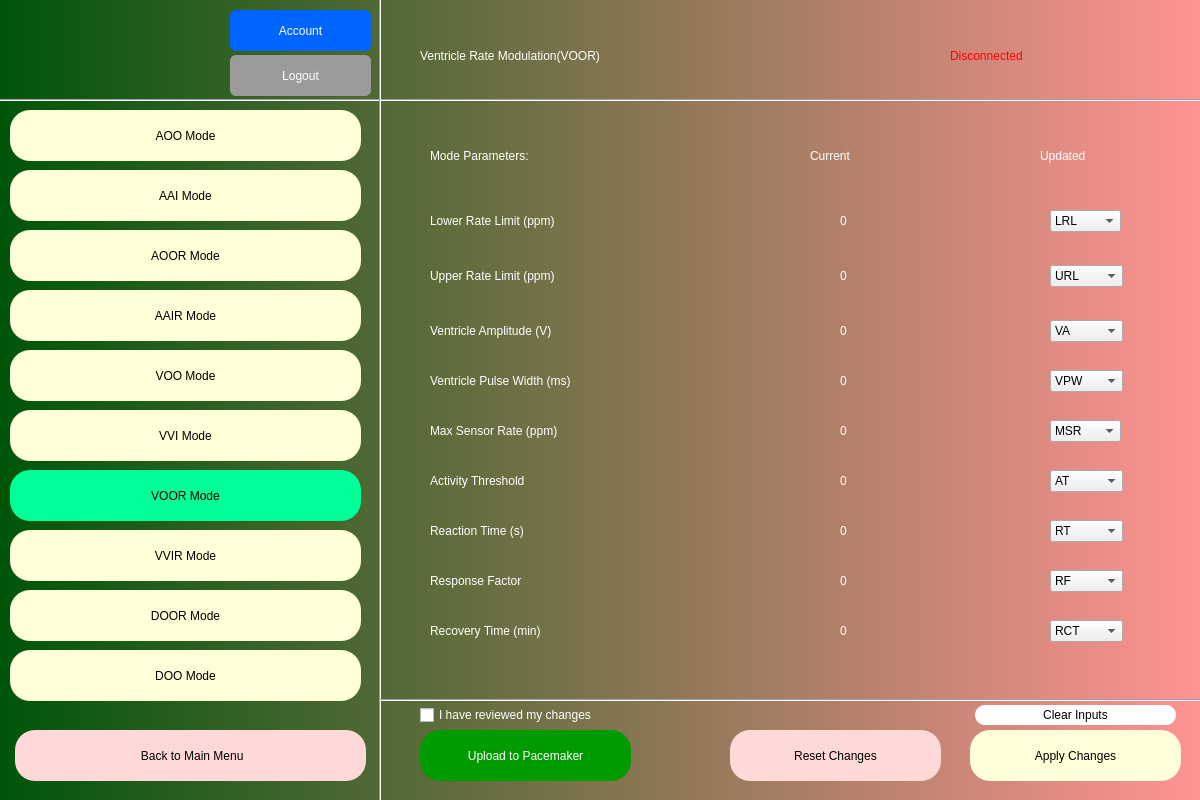
Above: DCM/interface/voor_mode.ui from patrickkosierb/3K04_DCM before the change. Below: the same form after it.
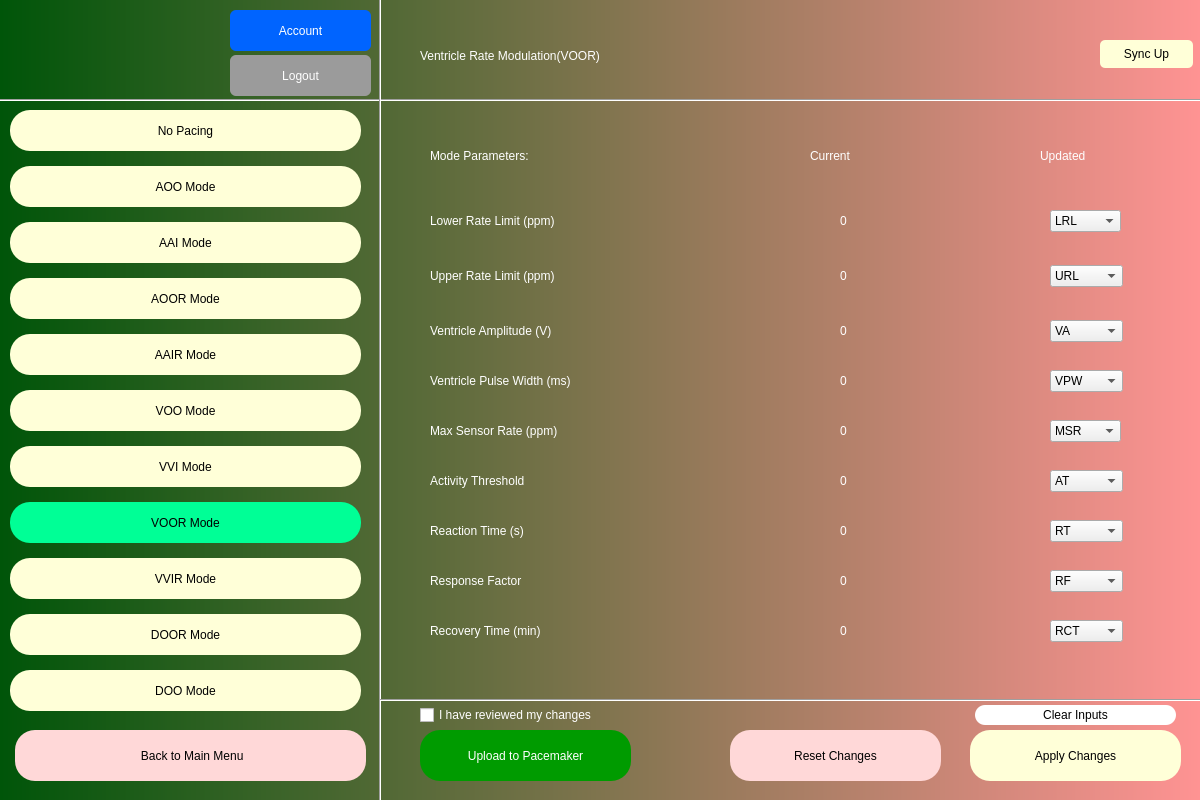
That is the form after the change.

```diff
--- a/DCM/interface/voor_mode.ui
+++ b/DCM/interface/voor_mode.ui
@@ -91,7 +91,7 @@
 </string>
     </property>
     <property name="text">
-     <string>Disconnected</string>
+     <string/>
     </property>
    </widget>
    <widget class="QLabel" name="pacemaker_number">
@@ -348,9 +348,9 @@
     <property name="geometry">
      <rect>
       <x>10</x>
-      <y>170</y>
+      <y>222</y>
       <width>351</width>
-      <height>51</height>
+      <height>41</height>
      </rect>
     </property>
     <property name="styleSheet">
@@ -486,9 +486,9 @@
     <property name="geometry">
      <rect>
       <x>10</x>
-      <y>110</y>
+      <y>166</y>
       <width>351</width>
-      <height>51</height>
+      <height>41</height>
      </rect>
     </property>
     <property name="styleSheet">
@@ -562,9 +562,9 @@
     <property name="geometry">
      <rect>
       <x>10</x>
-      <y>350</y>
+      <y>390</y>
       <width>351</width>
-      <height>51</height>
+      <height>41</height>
      </rect>
     </property>
     <property name="styleSheet">
@@ -581,9 +581,9 @@
     <property name="geometry">
      <rect>
       <x>10</x>
-      <y>410</y>
+      <y>446</y>
       <width>351</width>
-      <height>51</height>
+      <height>41</height>
      </rect>
     </property>
     <property name="styleSheet">
@@ -1487,9 +1487,9 @@
     <property name="geometry">
      <rect>
       <x>10</x>
-      <y>230</y>
+      <y>278</y>
       <width>351</width>
-      <height>51</height>
+      <height>41</height>
      </rect>
     </property>
     <property name="styleSheet">
@@ -1507,9 +1507,9 @@
     <property name="geometry">
      <rect>
       <x>10</x>
-      <y>290</y>
+      <y>334</y>
       <width>351</width>
-      <height>51</height>
+      <height>41</height>
      </rect>
     </property>
     <property name="styleSheet">
@@ -1526,9 +1526,9 @@
     <property name="geometry">
      <rect>
       <x>10</x>
-      <y>470</y>
+      <y>502</y>
       <width>351</width>
-      <height>51</height>
+      <height>41</height>
      </rect>
     </property>
     <property name="styleSheet">
@@ -1546,9 +1546,9 @@
     <property name="geometry">
      <rect>
       <x>10</x>
-      <y>530</y>
+      <y>558</y>
       <width>351</width>
-      <height>51</height>
+      <height>41</height>
      </rect>
     </property>
     <property name="styleSheet">
@@ -1565,9 +1565,9 @@
     <property name="geometry">
      <rect>
       <x>10</x>
-      <y>590</y>
+      <y>614</y>
       <width>351</width>
-      <height>51</height>
+      <height>41</height>
      </rect>
     </property>
     <property name="styleSheet">
@@ -1584,9 +1584,9 @@
     <property name="geometry">
      <rect>
       <x>10</x>
-      <y>650</y>
+      <y>670</y>
       <width>351</width>
-      <height>51</height>
+      <height>41</height>
      </rect>
     </property>
     <property name="styleSheet">
@@ -2138,6 +2138,59 @@
      <string/>
     </property>
    </widget>
+   <widget class="QPushButton" name="no_pacing">
+    <property name="geometry">
+     <rect>
+      <x>10</x>
+      <y>110</y>
+      <width>351</width>
+      <height>41</height>
+     </rect>
+    </property>
+    <property name="styleSheet">
+     <string notr="true">border-radius: 20px;
+color: rgb(0,0,0);
+background-color: rgb(255, 255, 216);
+font: 12pt &quot;Arial&quot;;</string>
+    </property>
+    <property name="text">
+     <string>No Pacing</string>
+    </property>
+   </widget>
+   <widget class="QPushButton" name="refresh">
+    <property name="geometry">
+     <rect>
+      <x>1100</x>
+      <y>40</y>
+      <width>93</width>
+      <height>28</height>
+     </rect>
+    </property>
+    <property name="styleSheet">
+     <string notr="true">background-color: rgb(255, 255, 216);
+border-radius: 5px;</string>
+    </property>
+    <property name="text">
+     <string>Sync Up</string>
+    </property>
+   </widget>
+   <widget class="QLabel" name="conn_error">
+    <property name="geometry">
+     <rect>
+      <x>950</x>
+      <y>70</y>
+      <width>191</width>
+      <height>31</height>
+     </rect>
+    </property>
+    <property name="styleSheet">
+     <string notr="true">font: 8pt &quot;Arial&quot;; color:rgb(255, 0, 0)
+</string>
+    </property>
+    <property name="text">
+     <string/>
+    </property>
+   </widget>
   </widget>
  </widget>
  <resources/>
```
Left out of the diff: 23 changed lines with no effect on the pictures.
